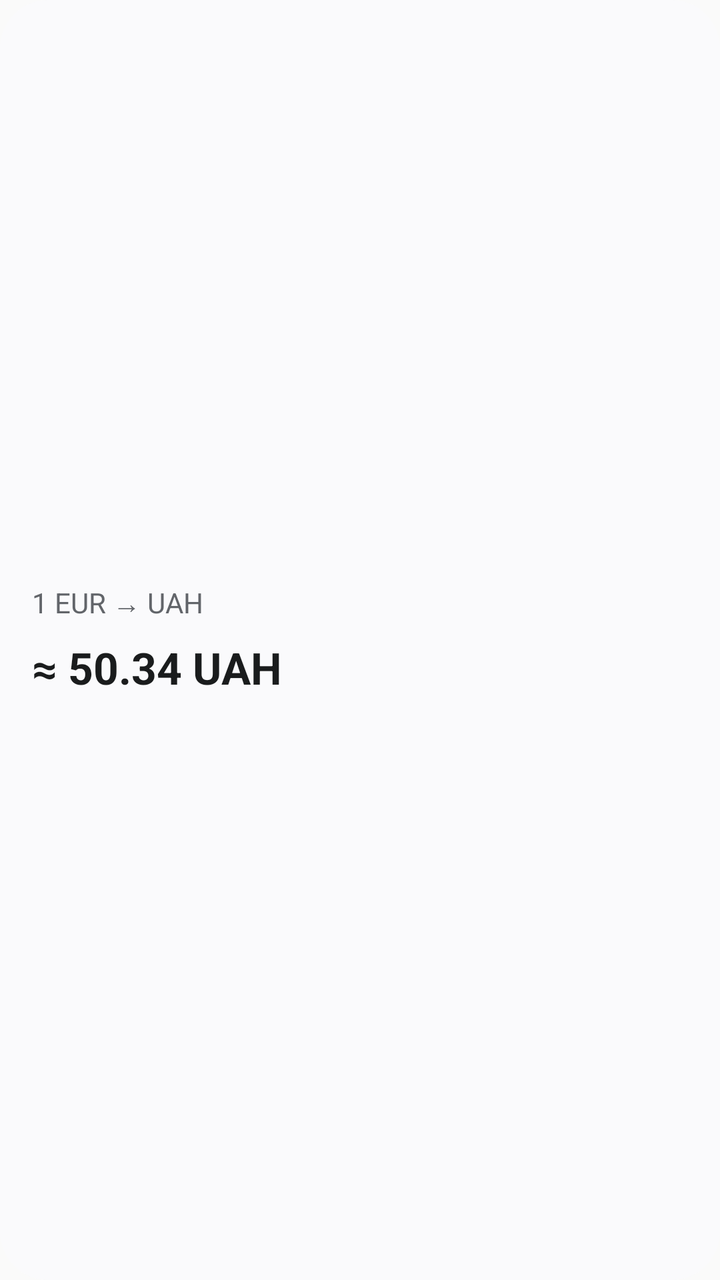
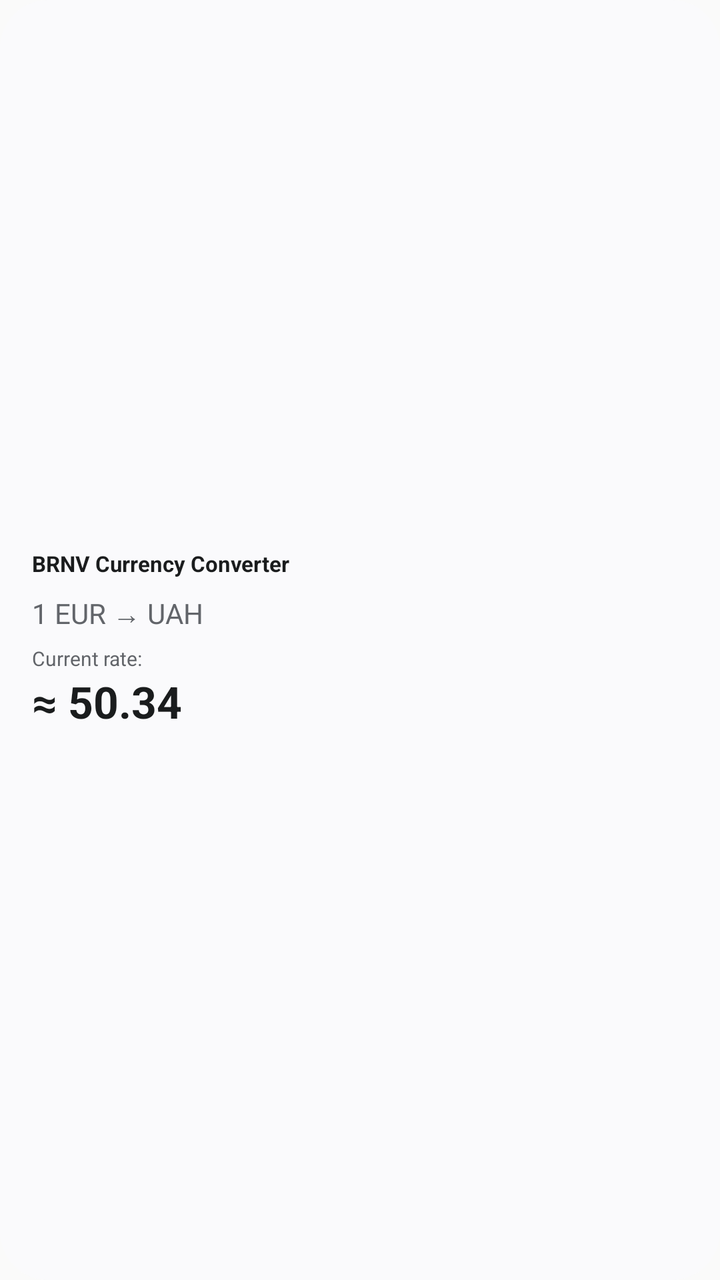

The first picture is an Android layout as it rendered before a commit; the second is the same layout after the commit. The layout source and the unified diff follow.
<!-- AndroidManifest.xml: application theme Theme.BRNVCurrencyConverter -->
<!-- res/layout/rate_widget_preview.xml -->
<LinearLayout xmlns:android="http://schemas.android.com/apk/res/android"
    android:layout_width="match_parent" android:layout_height="match_parent"
    android:orientation="vertical" android:gravity="center_vertical" android:padding="16dp"
    android:background="@drawable/widget_preview_background">
    <TextView android:layout_width="match_parent" android:layout_height="wrap_content"
        android:text="1 EUR → UAH" android:textSize="14sp" android:textColor="@color/widget_preview_secondary" />
    <TextView android:layout_width="match_parent" android:layout_height="wrap_content"
        android:layout_marginTop="8dp" android:text="≈ 50.34 UAH" android:textStyle="bold"
        android:textSize="22sp" android:textColor="@color/widget_preview_text" />
    
</LinearLayout>
<!-- resources referenced by this layout -->
<resources>
  <color name="widget_preview_secondary">#62656A</color>
  <color name="widget_preview_text">#1A1C1D</color>
  <!-- drawable widget_preview_background (drawable) -->
  <shape xmlns:android="http://schemas.android.com/apk/res/android" android:shape="rectangle">
      <solid android:color="@color/widget_preview_background" />
      <corners android:radius="24dp" />
  </shape>
  <style name="Theme.BRNVCurrencyConverter" parent="Theme.AppCompat.DayNight.NoActionBar" />
  <color name="widget_preview_background">#FAFAFC</color>
</resources>

<!-- the commit's change to res/layout/rate_widget_preview.xml (unified diff, before → after) -->
@@ -3,9 +3,15 @@
     android:orientation="vertical" android:gravity="center_vertical" android:padding="16dp"
     android:background="@drawable/widget_preview_background">
     <TextView android:layout_width="match_parent" android:layout_height="wrap_content"
+        android:text="BRNV Currency Converter" android:textSize="11sp" android:textStyle="bold"
+        android:layout_marginBottom="8dp" android:textColor="@color/widget_preview_text" />
+    <TextView android:layout_width="match_parent" android:layout_height="wrap_content"
         android:text="1 EUR → UAH" android:textSize="14sp" android:textColor="@color/widget_preview_secondary" />
     <TextView android:layout_width="match_parent" android:layout_height="wrap_content"
-        android:layout_marginTop="8dp" android:text="≈ 50.34 UAH" android:textStyle="bold"
+        android:layout_marginTop="6dp" android:text="@string/widget_current_rate"
+        android:textSize="10sp" android:textColor="@color/widget_preview_secondary" />
+    <TextView android:layout_width="match_parent" android:layout_height="wrap_content"
+        android:text="≈ 50.34" android:textStyle="bold"
         android:textSize="22sp" android:textColor="@color/widget_preview_text" />
     
 </LinearLayout>
<!-- resource entries referenced after the edit -->
@@ -7,6 +7,7 @@
       <solid android:color="@color/widget_preview_background" />
       <corners android:radius="24dp" />
   </shape>
+  <string name="widget_current_rate">Current rate:</string>
   <style name="Theme.BRNVCurrencyConverter" parent="Theme.AppCompat.DayNight.NoActionBar" />
   <color name="widget_preview_background">#FAFAFC</color>
 </resources>
